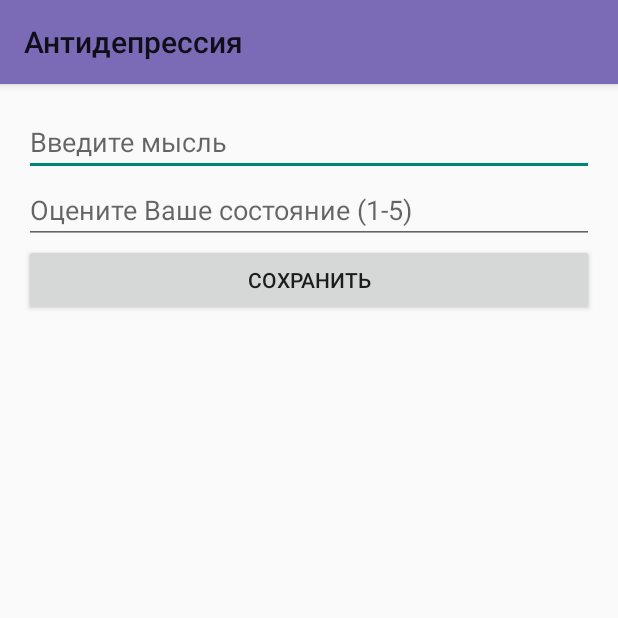
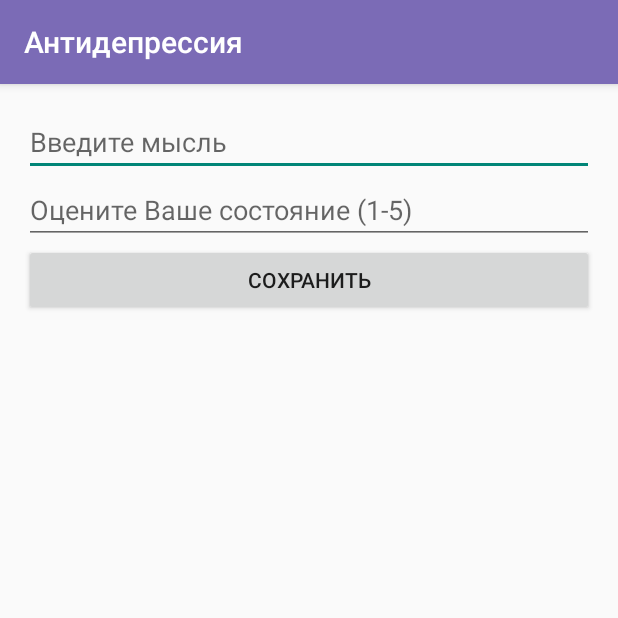
Before and after one commit to newpdv/antidepression, an Android app: the NoteActivity screen opened directly, with no data from a screen before it, on a phone screen of 412 x 824 dp, the top half of it. Run offline under Robolectric (Android 15) with nearby library versions, the phone set to English and light mode, and no system bars.

Commit message:
Change ActionBar text color

```diff
--- a/app/src/main/res/values-night/themes.xml
+++ b/app/src/main/res/values-night/themes.xml
@@ -5,8 +5,11 @@
         <item name="colorPrimary">@color/colorPrimary</item>
         <item name="colorOnPrimary">@color/colorPrimaryDark</item>
         <item name="colorOnSecondary">@color/colorAccent</item>
-        <!-- Status bar color. -->
         <item name="android:statusBarColor" tools:targetApi="l">@color/colorPrimaryVariantDark</item>
-        <!-- Customize your theme here. -->
+        <item name="actionBarTheme">@style/ThemeOverlay.LightTheme.ActionBar</item>
+    </style>
+
+    <style name="ThemeOverlay.LightTheme.ActionBar" parent="ThemeOverlay.AppCompat.DayNight.ActionBar">
+        <item name="android:textColorPrimary">@android:color/white</item>
     </style>
 </resources>
--- a/app/src/main/res/values/themes.xml
+++ b/app/src/main/res/values/themes.xml
@@ -5,8 +5,11 @@
         <item name="colorPrimary">@color/colorPrimary</item>
         <item name="colorPrimaryVariant">@color/colorPrimaryDark</item>
         <item name="colorOnPrimary">@color/colorAccent</item>
-        <!-- Status bar color. -->
         <item name="android:statusBarColor" tools:targetApi="l">@color/colorPrimaryVariant</item>
-        <!-- Customize your theme here. -->
+        <item name="actionBarTheme">@style/ThemeOverlay.LightTheme.ActionBar</item>
+    </style>
+
+    <style name="ThemeOverlay.LightTheme.ActionBar" parent="ThemeOverlay.AppCompat.DayNight.ActionBar">
+        <item name="android:textColorPrimary">@android:color/white</item>
     </style>
 </resources>
```
